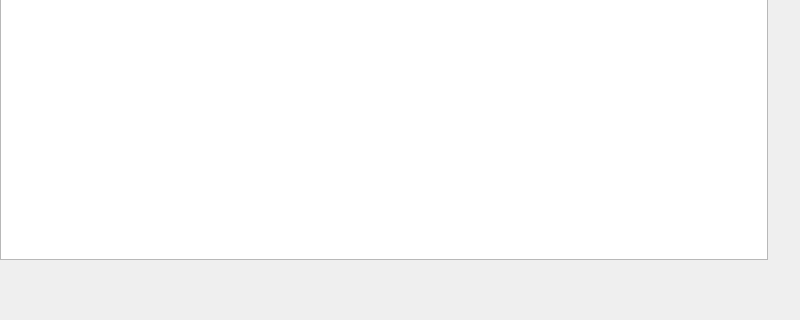
The window that plugins/devices/printer/printer.ui (ukui/ukui-control-center) describes before a commit, drawn with Qt 5; both pictures show x 0 to 800 and y 390 to 710 of the 800 by 710 pixel window.
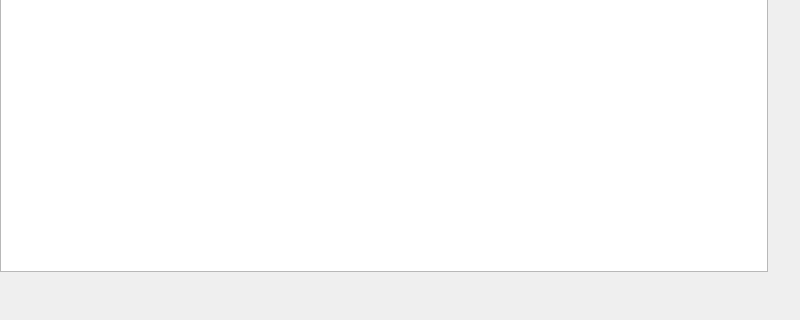
The same window after the commit.

Commit message: [hebing]  * Optimize the ui, fix issue #101

```diff
--- a/plugins/devices/printer/printer.ui
+++ b/plugins/devices/printer/printer.ui
@@ -27,7 +27,7 @@
   </property>
   <layout class="QVBoxLayout" name="verticalLayout_2">
    <property name="spacing">
-    <number>16</number>
+    <number>0</number>
    </property>
    <property name="leftMargin">
     <number>0</number>
@@ -39,7 +39,45 @@
     <number>32</number>
    </property>
    <property name="bottomMargin">
-    <number>60</number>
+    <number>48</number>
+   </property>
+   <item>
+    <widget class="QWidget" name="widget" native="true">
+     <property name="minimumSize">
+      <size>
+       <width>550</width>
+       <height>0</height>
+      </size>
+     </property>
+     <property name="maximumSize">
+      <size>
+       <width>960</width>
+       <height>16777215</height>
+      </size>
+     </property>
+     <layout class="QVBoxLayout" name="verticalLayout_3">
+      <property name="spacing">
+       <number>0</number>
+      </property>
+      <property name="leftMargin">
+       <number>0</number>
+      </property>
+      <property name="topMargin">
+       <number>0</number>
+      </property>
+      <property name="rightMargin">
+       <number>0</number>
+      </property>
+      <property name="bottomMargin">
+       <number>0</number>
+      </property>
+      <item>
+       <layout class="QVBoxLayout" name="verticalLayout">
+        <property name="spacing">
+         <number>16</number>
+        </property>
+        <property name="bottomMargin">
+         <number>0</number>
    </property>
    <item>
     <widget class="QLabel" name="titleLabel">
@@ -149,7 +187,7 @@
     </widget>
    </item>
    <item>
-    <spacer name="verticalSpacer">
+         <spacer name="verticalSpacer_2">
      <property name="orientation">
       <enum>Qt::Vertical</enum>
      </property>
@@ -181,7 +219,19 @@
     </widget>
    </item>
    <item>
-    <widget class="QListWidget" name="listWidget"/>
+         <widget class="QListWidget" name="listWidget">
+          <property name="maximumSize">
+           <size>
+            <width>16777215</width>
+            <height>16777215</height>
+           </size>
+          </property>
+         </widget>
+        </item>
+       </layout>
+      </item>
+     </layout>
+    </widget>
    </item>
   </layout>
  </widget>
```
Left out of the diff: 4 changed lines with no effect on the pictures. Lines whose indentation alone changed are shown as unchanged. The commit also changes 1 other file.
